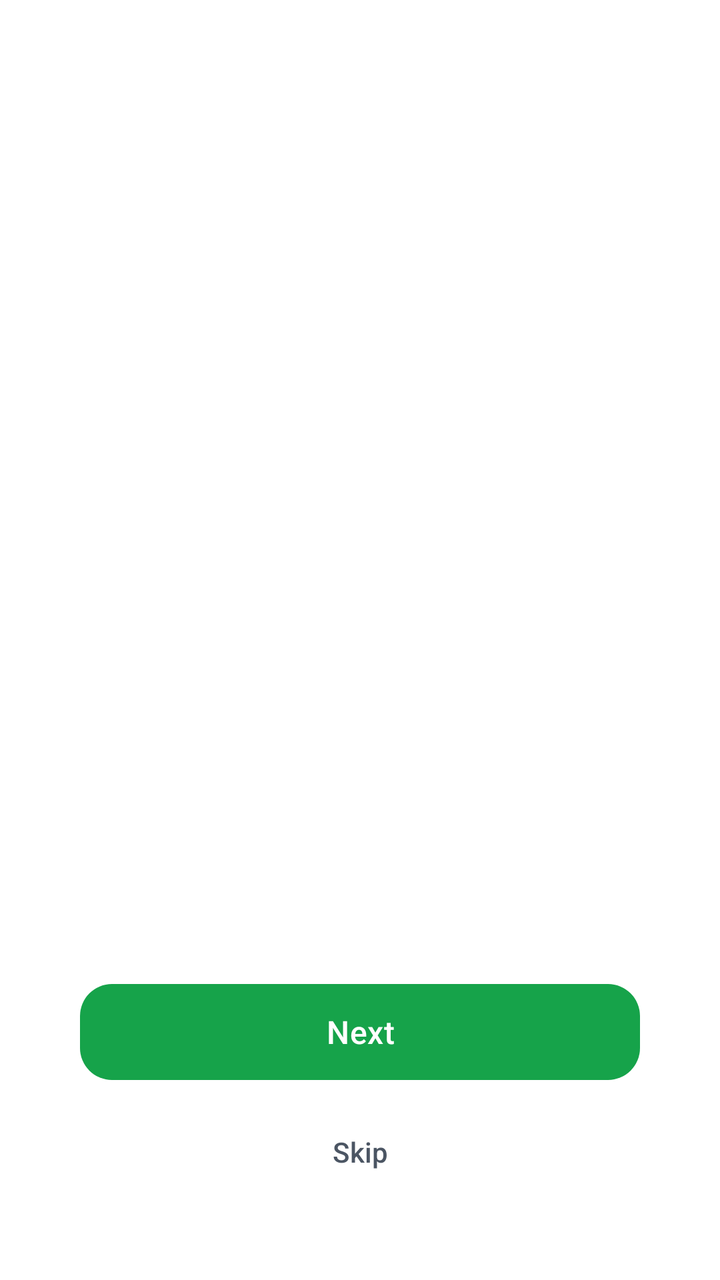
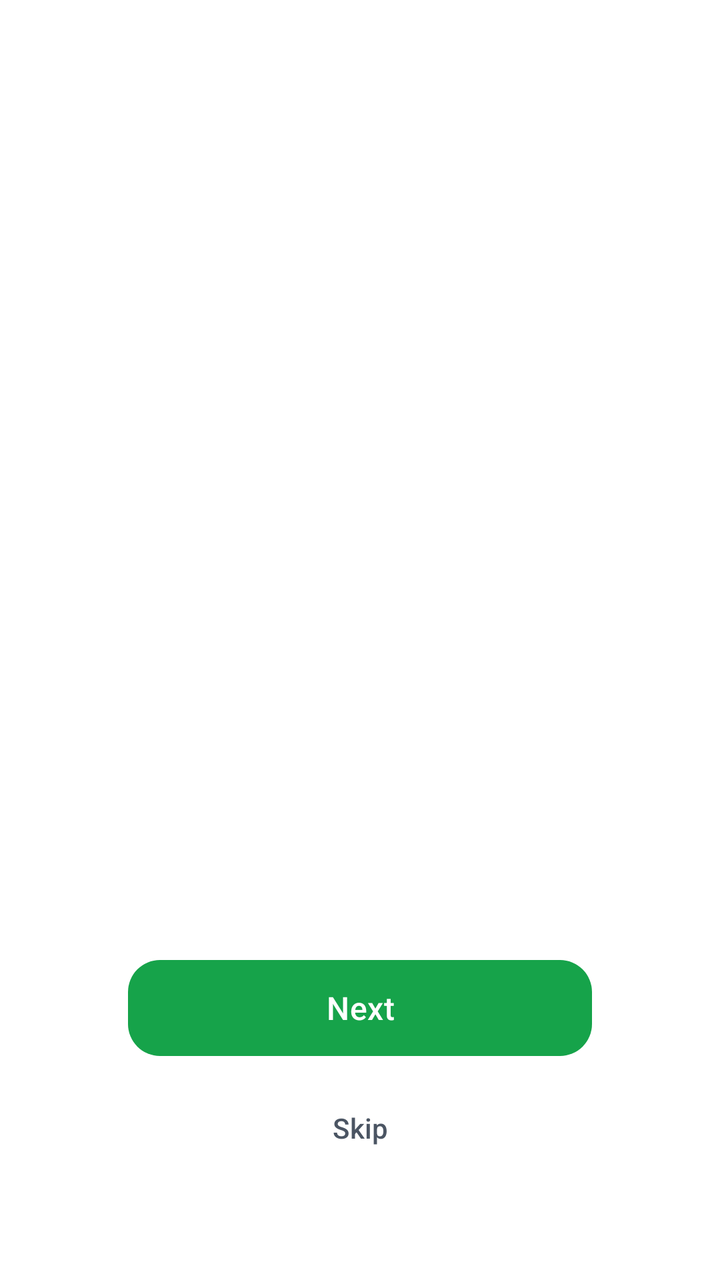

Compare the two renders of this Android layout. The source of the first and the diff that turns it into the second are given below.
<!-- AndroidManifest.xml: application theme Theme.PlantDiseases -->
<!-- res/layout/activity_onboarding.xml -->
<?xml version="1.0" encoding="utf-8"?>
<androidx.constraintlayout.widget.ConstraintLayout
    xmlns:android="http://schemas.android.com/apk/res/android"
    xmlns:app="http://schemas.android.com/apk/res-auto"
    android:layout_width="match_parent"
    android:layout_height="match_parent"
    android:background="@color/background">

    <androidx.viewpager2.widget.ViewPager2
        android:id="@+id/view_pager"
        android:layout_width="0dp"
        android:layout_height="0dp"
        app:layout_constraintTop_toTopOf="parent"
        app:layout_constraintBottom_toTopOf="@id/bottom_section"
        app:layout_constraintStart_toStartOf="parent"
        app:layout_constraintEnd_toEndOf="parent" />

    <LinearLayout
        android:id="@+id/bottom_section"
        android:layout_width="match_parent"
        android:layout_height="wrap_content"
        android:orientation="vertical"
        android:gravity="center_horizontal"
        android:paddingHorizontal="@dimen/space_4xl"
        android:paddingBottom="@dimen/space_4xl"
        android:fitsSystemWindows="true"
        app:layout_constraintBottom_toBottomOf="parent">

        <LinearLayout
            android:id="@+id/indicator_layout"
            android:layout_width="wrap_content"
            android:layout_height="wrap_content"
            android:orientation="horizontal"
            android:gravity="center" />

        <com.google.android.material.button.MaterialButton
            android:id="@+id/btn_next"
            android:layout_width="match_parent"
            android:layout_height="56dp"
            android:layout_marginTop="@dimen/space_3xl"
            android:text="@string/onboarding_next"
            android:textSize="@dimen/text_title_sm"
            app:cornerRadius="@dimen/radius_md"
            app:backgroundTint="@color/primary" />

        <com.google.android.material.button.MaterialButton
            android:id="@+id/btn_skip"
            style="@style/Widget.Material3.Button.TextButton"
            android:layout_width="wrap_content"
            android:layout_height="wrap_content"
            android:layout_marginTop="@dimen/space_sm"
            android:text="@string/onboarding_skip"
            android:textColor="@color/on_surface_secondary" />

    </LinearLayout>

</androidx.constraintlayout.widget.ConstraintLayout>
<!-- resources referenced by this layout -->
<resources>
  <color name="background">#FFFFFF</color>
  <color name="on_surface_secondary">#4B5563</color>
  <color name="primary">#16A34A</color>
  <dimen name="radius_md">16dp</dimen>
  <dimen name="space_3xl">32dp</dimen>
  <dimen name="space_4xl">40dp</dimen>
  <dimen name="space_sm">8dp</dimen>
  <dimen name="text_title_sm">16sp</dimen>
  <string name="onboarding_next">Next</string>
  <string name="onboarding_skip">Skip</string>
  <color name="primary_dark">#15803D</color>
  <color name="on_primary">#FFFFFF</color>
  <color name="primary_light">#DCFCE7</color>
  <color name="secondary">#4ADE80</color>
  <color name="on_secondary">#052E16</color>
  <color name="surface">#FFFFFF</color>
  <color name="surface_variant">#F0FDF4</color>
  <color name="on_surface">#052E16</color>
  <color name="surface_container_low">#F4FBF6</color>
  <color name="surface_container">#ECF7F0</color>
  <style name="App.Button.Filled" parent="Widget.Material3.Button">
          <item name="backgroundTint">@color/primary</item>
          <item name="android:textColor">@color/on_primary</item>
          <item name="rippleColor">@color/primary_dark</item>
          <item name="shapeAppearanceOverlay">@style/ShapeAppearance.App.Button</item>
          <item name="android:minHeight">48dp</item>
          <item name="android:paddingHorizontal">@dimen/space_2xl</item>
          <item name="android:textSize">@dimen/text_body</item>
          <item name="android:fontFamily">sans-serif-medium</item>
          <item name="android:letterSpacing">0.01</item>
          <item name="iconTint">@color/on_primary</item>
          <item name="elevation">0dp</item>
      </style>
  <style name="App.FAB" parent="Widget.Material3.FloatingActionButton.Primary">
          <item name="backgroundTint">@color/primary</item>
          <item name="tint">@color/on_primary</item>
          <item name="rippleColor">@color/primary_dark</item>
          <item name="elevation">6dp</item>
          <item name="hoveredFocusedTranslationZ">8dp</item>
          <item name="pressedTranslationZ">10dp</item>
      </style>
  <style name="App.FAB.Extended" parent="Widget.Material3.ExtendedFloatingActionButton.Primary">
          <item name="backgroundTint">@color/primary</item>
          <item name="iconTint">@color/on_primary</item>
          <item name="android:textColor">@color/on_primary</item>
          <item name="rippleColor">@color/primary_dark</item>
          <item name="elevation">6dp</item>
          <item name="android:fontFamily">sans-serif-medium</item>
          <item name="android:letterSpacing">0.02</item>
      </style>
  <style name="ShapeAppearance.App.Button" parent="ShapeAppearance.Material3.Corner.Large">
          <item name="cornerSize">24dp</item>
      </style>
  <dimen name="space_2xl">24dp</dimen>
  <dimen name="text_body">14sp</dimen>
  <!-- unchanged entries left out for length: 1 -->
</resources>

<!-- the commit's change to res/layout/activity_onboarding.xml (unified diff, before → after) -->
@@ -21,7 +21,7 @@
         android:layout_height="wrap_content"
         android:orientation="vertical"
         android:gravity="center_horizontal"
-        android:paddingHorizontal="@dimen/space_4xl"
+        android:paddingHorizontal="@dimen/space_2xl"
         android:paddingBottom="@dimen/space_4xl"
         android:fitsSystemWindows="true"
         app:layout_constraintBottom_toBottomOf="parent">
@@ -38,6 +38,7 @@
             android:layout_width="match_parent"
             android:layout_height="56dp"
             android:layout_marginTop="@dimen/space_3xl"
+            android:layout_marginHorizontal="@dimen/space_4xl"
             android:text="@string/onboarding_next"
             android:textSize="@dimen/text_title_sm"
             app:cornerRadius="@dimen/radius_md"
@@ -49,6 +50,7 @@
             android:layout_width="wrap_content"
             android:layout_height="wrap_content"
             android:layout_marginTop="@dimen/space_sm"
+            android:layout_marginBottom="@dimen/space_md"
             android:text="@string/onboarding_skip"
             android:textColor="@color/on_surface_secondary" />
 
<!-- resource entries referenced after the edit -->
@@ -6,6 +6,7 @@
   <dimen name="radius_md">16dp</dimen>
   <dimen name="space_3xl">32dp</dimen>
   <dimen name="space_4xl">40dp</dimen>
+  <dimen name="space_md">12dp</dimen>
   <dimen name="space_sm">8dp</dimen>
   <dimen name="text_title_sm">16sp</dimen>
   <string name="onboarding_next">Next</string>
